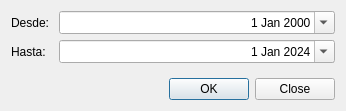
diegowald/meteo, file MeteoAstrologia/weathertonoaadialog.ui: the form before one commit.
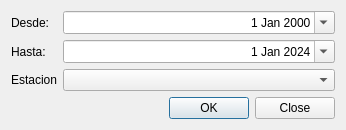
The form after the commit.

Commit message: Se añade la estacion de trabajo.

Diff of the .ui file:
```diff
--- a/MeteoAstrologia/weathertonoaadialog.ui
+++ b/MeteoAstrologia/weathertonoaadialog.ui
@@ -45,6 +45,9 @@
        <property name="alignment">
         <set>Qt::AlignRight|Qt::AlignTrailing|Qt::AlignVCenter</set>
        </property>
+       <property name="calendarPopup">
+        <bool>true</bool>
+       </property>
        <property name="date">
         <date>
          <year>2024</year>
@@ -52,8 +55,15 @@
          <day>1</day>
         </date>
        </property>
-       <property name="calendarPopup">
-        <bool>true</bool>
+      </widget>
+     </item>
+     <item row="2" column="1">
+      <widget class="QComboBox" name="cboEstacion"/>
+     </item>
+     <item row="2" column="0">
+      <widget class="QLabel" name="label">
+       <property name="text">
+        <string>Estacion</string>
        </property>
       </widget>
      </item>
```
The commit also changes 48 other files.
